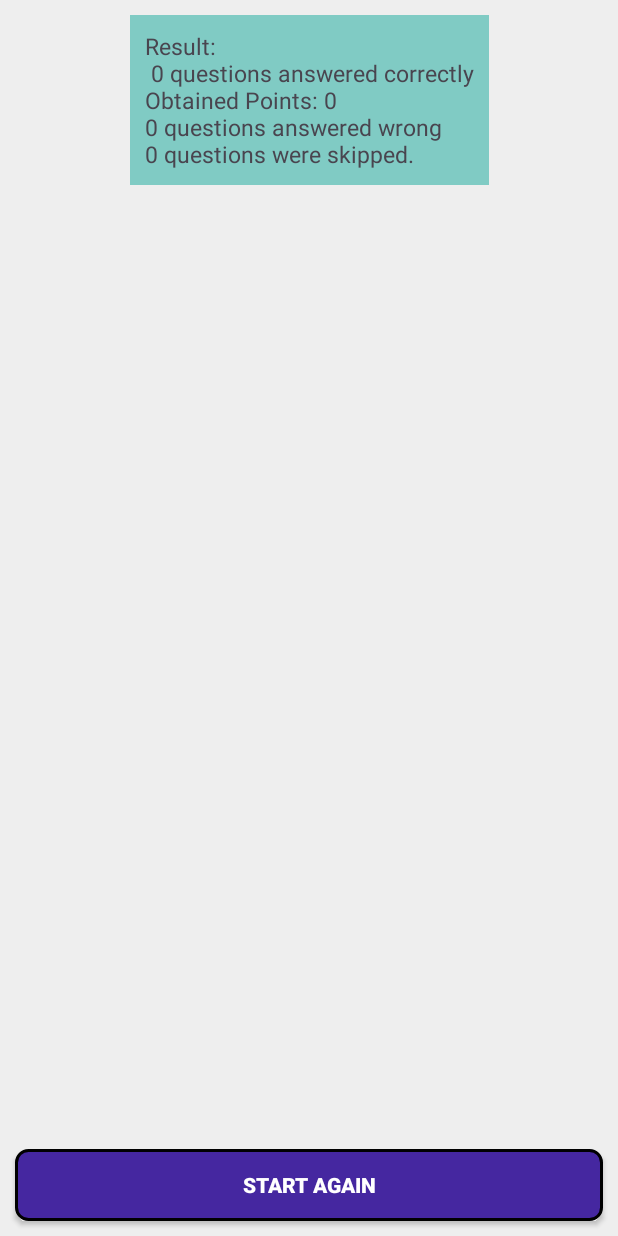
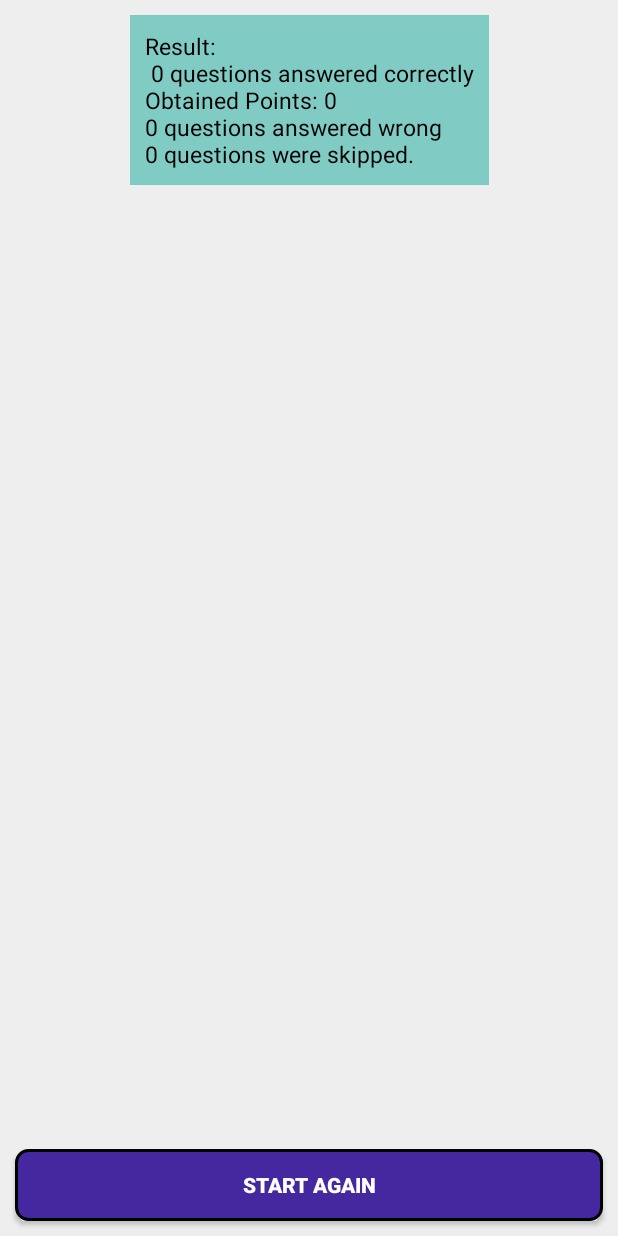
Before and after one commit to abusaeed-shuvo/Quiz-App, an Android app: the ShowResult screen opened directly, with no data from a screen before it, on a phone screen of 412 x 824 dp. Run offline under Robolectric (Android 15) with nearby library versions, the phone set to English and light mode, and no system bars; 1 statement that could not run was skipped.

Commit message:
Some extra issue resolved.

```diff
--- a/app/src/main/res/layout/activity_show_result.xml
+++ b/app/src/main/res/layout/activity_show_result.xml
@@ -16,6 +16,7 @@
         android:background="#80CBC4"
         android:padding="10dp"
         android:text="Result"
+        android:textColor="@color/black"
         android:textSize="15sp"
         app:layout_constraintBottom_toTopOf="@id/listAnswers"
         app:layout_constraintEnd_toEndOf="parent"
@@ -39,6 +40,7 @@
             android:layout_height="wrap_content"
             android:background="@drawable/answer_list_bg"
             android:padding="8dp"
+            android:textColor="@color/black"
             android:visibility="gone" />
 
     </ScrollView>
```
